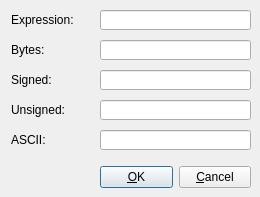
Before: the Qt Designer form src/gui/Src/Gui/WordEditDialog.ui in x64dbg/x64dbg, drawn with Qt 5.
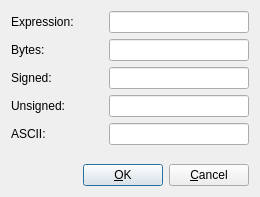
After: the same form once the commit is applied. Icons and pictures are not drawn.

Commit message: Fixed more windows when using ultra large font

The edit to the form file:
```diff
--- a/src/gui/Src/Gui/WordEditDialog.ui
+++ b/src/gui/Src/Gui/WordEditDialog.ui
@@ -23,33 +23,23 @@
    <iconset resource="../../resource.qrc">
     <normaloff>:/icons/images/ui-combo-box-edit.png</normaloff>:/icons/images/ui-combo-box-edit.png</iconset>
   </property>
-  <widget class="QLabel" name="label_3">
-   <property name="geometry">
-    <rect>
-     <x>11</x>
-     <y>70</y>
-     <width>81</width>
-     <height>20</height>
-    </rect>
-   </property>
+  <layout class="QVBoxLayout" name="verticalLayout">
+   <item>
+    <layout class="QGridLayout" name="gridLayout">
+     <item row="0" column="0">
+      <widget class="QLabel" name="label">
    <property name="text">
-    <string>Signed:</string>
-   </property>
-  </widget>
+        <string>Expression:</string>
+       </property>
+      </widget>
+     </item>
+     <item row="2" column="1">
   <widget class="QLineEdit" name="signedLineEdit">
    <property name="enabled">
     <bool>true</bool>
    </property>
-   <property name="geometry">
-    <rect>
-     <x>100</x>
-     <y>70</y>
-     <width>151</width>
-     <height>20</height>
-    </rect>
-   </property>
    <property name="sizePolicy">
-    <sizepolicy hsizetype="Expanding" vsizetype="Fixed">
+        <sizepolicy hsizetype="Minimum" vsizetype="Preferred">
      <horstretch>0</horstretch>
      <verstretch>0</verstretch>
     </sizepolicy>
@@ -69,60 +59,14 @@
     <bool>false</bool>
    </property>
   </widget>
-  <widget class="QLineEdit" name="unsignedLineEdit">
-   <property name="enabled">
-    <bool>true</bool>
-   </property>
-   <property name="geometry">
-    <rect>
-     <x>100</x>
-     <y>100</y>
-     <width>151</width>
-     <height>20</height>
-    </rect>
-   </property>
-   <property name="minimumSize">
-    <size>
-     <width>140</width>
-     <height>0</height>
-    </size>
-   </property>
-   <property name="font">
-    <font>
-     <family>Lucida Console</family>
-    </font>
-   </property>
-   <property name="readOnly">
-    <bool>false</bool>
-   </property>
-  </widget>
-  <widget class="QLabel" name="label_4">
-   <property name="geometry">
-    <rect>
-     <x>11</x>
-     <y>100</y>
-     <width>81</width>
-     <height>20</height>
-    </rect>
-   </property>
-   <property name="text">
-    <string>Unsigned:</string>
-   </property>
-  </widget>
+     </item>
+     <item row="1" column="1">
   <widget class="QLineEdit" name="hexLineEdit">
    <property name="enabled">
     <bool>true</bool>
    </property>
-   <property name="geometry">
-    <rect>
-     <x>100</x>
-     <y>40</y>
-     <width>151</width>
-     <height>20</height>
-    </rect>
-   </property>
    <property name="sizePolicy">
-    <sizepolicy hsizetype="Maximum" vsizetype="Fixed">
+        <sizepolicy hsizetype="Minimum" vsizetype="Preferred">
      <horstretch>0</horstretch>
      <verstretch>0</verstretch>
     </sizepolicy>
@@ -142,43 +86,93 @@
     <bool>true</bool>
    </property>
   </widget>
+     </item>
+     <item row="1" column="0">
   <widget class="QLabel" name="label_2">
-   <property name="geometry">
-    <rect>
-     <x>11</x>
-     <y>40</y>
-     <width>81</width>
-     <height>20</height>
-    </rect>
-   </property>
    <property name="text">
     <string>Bytes:</string>
    </property>
   </widget>
-  <widget class="QLabel" name="label">
-   <property name="geometry">
-    <rect>
-     <x>11</x>
-     <y>10</y>
-     <width>81</width>
-     <height>20</height>
-    </rect>
-   </property>
+     </item>
+     <item row="3" column="0">
+      <widget class="QLabel" name="label_4">
+       <property name="text">
+        <string>Unsigned:</string>
+       </property>
+      </widget>
+     </item>
+     <item row="4" column="0">
+      <widget class="QLabel" name="label_5">
    <property name="text">
-    <string>Expression:</string>
-   </property>
-  </widget>
+        <string>ASCII:</string>
+       </property>
+      </widget>
+     </item>
+     <item row="2" column="0">
+      <widget class="QLabel" name="label_3">
+       <property name="text">
+        <string>Signed:</string>
+       </property>
+      </widget>
+     </item>
+     <item row="3" column="1">
+      <widget class="QLineEdit" name="unsignedLineEdit">
+       <property name="enabled">
+        <bool>true</bool>
+       </property>
+       <property name="sizePolicy">
+        <sizepolicy hsizetype="Minimum" vsizetype="Preferred">
+         <horstretch>0</horstretch>
+         <verstretch>0</verstretch>
+        </sizepolicy>
+       </property>
+       <property name="minimumSize">
+        <size>
+         <width>140</width>
+         <height>0</height>
+        </size>
+       </property>
+       <property name="font">
+        <font>
+         <family>Lucida Console</family>
+        </font>
+       </property>
+       <property name="readOnly">
+        <bool>false</bool>
+       </property>
+      </widget>
+     </item>
+     <item row="4" column="1">
+      <widget class="QLineEdit" name="asciiLineEdit">
+       <property name="enabled">
+        <bool>true</bool>
+       </property>
+       <property name="sizePolicy">
+        <sizepolicy hsizetype="Minimum" vsizetype="Preferred">
+         <horstretch>0</horstretch>
+         <verstretch>0</verstretch>
+        </sizepolicy>
+       </property>
+       <property name="minimumSize">
+        <size>
+         <width>140</width>
+         <height>0</height>
+        </size>
+       </property>
+       <property name="font">
+        <font>
+         <family>Lucida Console</family>
+        </font>
+       </property>
+       <property name="readOnly">
+        <bool>true</bool>
+       </property>
+      </widget>
+     </item>
+     <item row="0" column="1">
   <widget class="QLineEdit" name="expressionLineEdit">
-   <property name="geometry">
-    <rect>
-     <x>100</x>
-     <y>10</y>
-     <width>151</width>
-     <height>20</height>
-    </rect>
-   </property>
    <property name="sizePolicy">
-    <sizepolicy hsizetype="Minimum" vsizetype="Fixed">
+        <sizepolicy hsizetype="Minimum" vsizetype="Preferred">
      <horstretch>0</horstretch>
      <verstretch>0</verstretch>
     </sizepolicy>
@@ -195,18 +189,45 @@
     </font>
    </property>
   </widget>
-  <widget class="QWidget" name="layoutWidget">
-   <property name="geometry">
-    <rect>
-     <x>100</x>
-     <y>165</y>
-     <width>151</width>
-     <height>25</height>
-    </rect>
-   </property>
-   <layout class="QHBoxLayout" name="horizontalLayout">
+     </item>
+    </layout>
+   </item>
+   <item>
+    <spacer name="verticalSpacer">
+     <property name="orientation">
+      <enum>Qt::Vertical</enum>
+     </property>
+     <property name="sizeHint" stdset="0">
+      <size>
+       <width>20</width>
+       <height>40</height>
+      </size>
+     </property>
+    </spacer>
+   </item>
+   <item>
+    <layout class="QHBoxLayout" name="layoutOkCancel">
+     <item>
+      <spacer name="horizontalSpacer">
+       <property name="orientation">
+        <enum>Qt::Horizontal</enum>
+       </property>
+       <property name="sizeHint" stdset="0">
+        <size>
+         <width>40</width>
+         <height>20</height>
+        </size>
+       </property>
+      </spacer>
+     </item>
     <item>
      <widget class="QPushButton" name="btnOk">
+       <property name="sizePolicy">
+        <sizepolicy hsizetype="Minimum" vsizetype="Preferred">
+         <horstretch>0</horstretch>
+         <verstretch>0</verstretch>
+        </sizepolicy>
+       </property>
       <property name="text">
        <string>&amp;OK</string>
       </property>
@@ -214,53 +235,20 @@
     </item>
     <item>
      <widget class="QPushButton" name="btnCancel">
+       <property name="sizePolicy">
+        <sizepolicy hsizetype="Minimum" vsizetype="Preferred">
+         <horstretch>0</horstretch>
+         <verstretch>0</verstretch>
+        </sizepolicy>
+       </property>
       <property name="text">
        <string>&amp;Cancel</string>
       </property>
      </widget>
     </item>
    </layout>
-  </widget>
-  <widget class="QLabel" name="label_5">
-   <property name="geometry">
-    <rect>
-     <x>11</x>
-     <y>130</y>
-     <width>81</width>
-     <height>20</height>
-    </rect>
-   </property>
-   <property name="text">
-    <string>ASCII:</string>
-   </property>
-  </widget>
-  <widget class="QLineEdit" name="asciiLineEdit">
-   <property name="enabled">
-    <bool>true</bool>
-   </property>
-   <property name="geometry">
-    <rect>
-     <x>100</x>
-     <y>130</y>
-     <width>151</width>
-     <height>20</height>
-    </rect>
-   </property>
-   <property name="minimumSize">
-    <size>
-     <width>140</width>
-     <height>0</height>
-    </size>
-   </property>
-   <property name="font">
-    <font>
-     <family>Lucida Console</family>
-    </font>
-   </property>
-   <property name="readOnly">
-    <bool>true</bool>
-   </property>
-  </widget>
+   </item>
+  </layout>
  </widget>
  <tabstops>
   <tabstop>expressionLineEdit</tabstop>
```
Left out of the diff: 3 changed lines with no effect on the pictures. Lines whose indentation alone changed are shown as unchanged. The commit also changes 11 other files.
